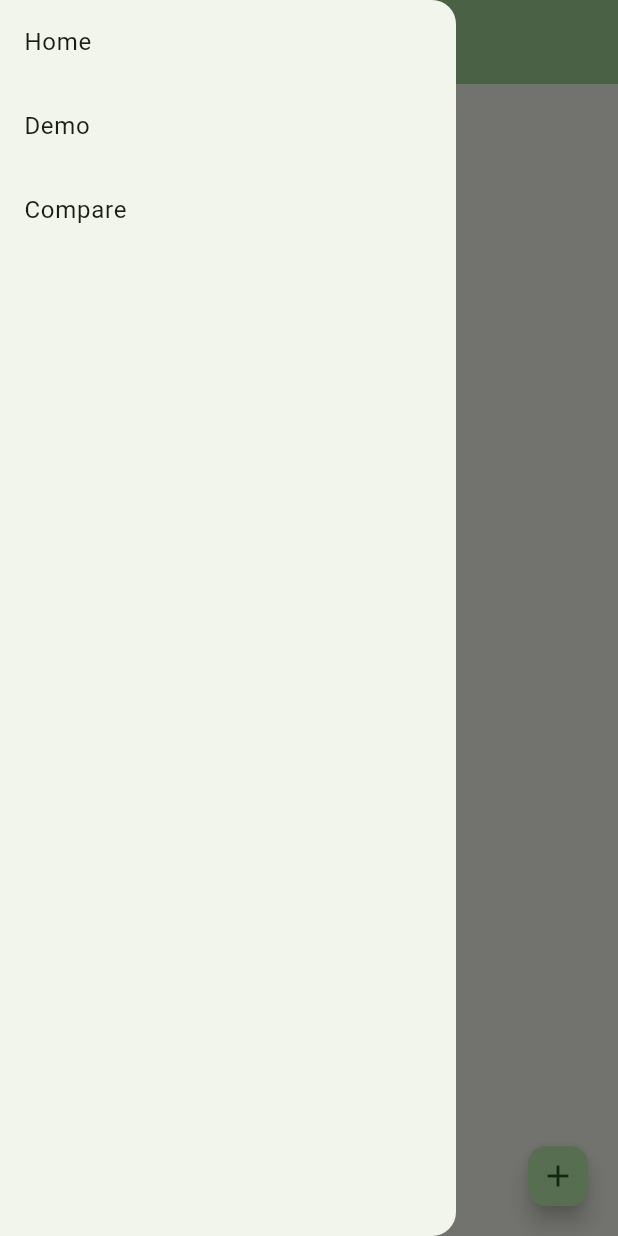
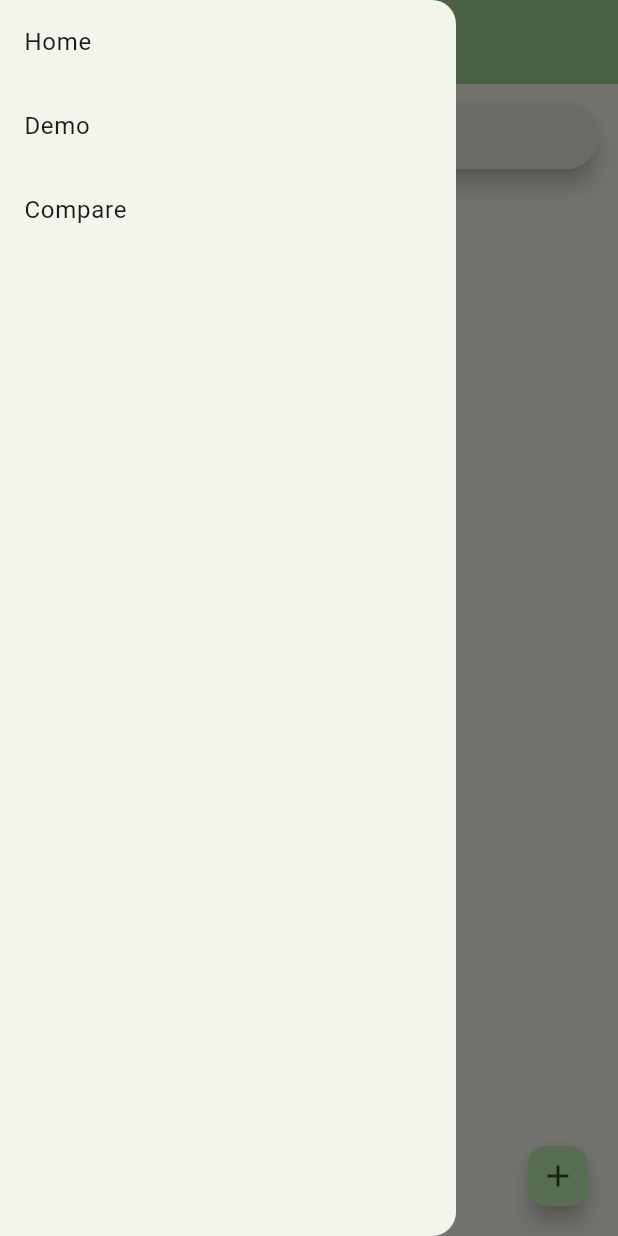
Before and after one commit to andrew-surratt/coffee-picker, a Flutter app: the Coffees widget shown alone on an empty page, opened directly, with the side drawer open, on a phone screen of 412 x 824 dp. Run offline on Flutter 3.47's test engine with Material 2 defaults, Android fonts, the phone set to English and light mode, and no system bars; our stand-ins replace cloud_firestore, firebase_auth, firebase_core, fl_chart, flutter_riverpod; missing offline and left inert: textfield_tags; accounts and stored records are empty; generated files the repository leaves out were written again.

Commit message:
Normalize review data, filter reviews for coffee pages, find feature by coffee name

```diff
--- a/lib/components/coffees.dart
+++ b/lib/components/coffees.dart
@@ -1,30 +1,46 @@
 import 'package:coffee_picker/components/coffee.dart';
 import 'package:coffee_picker/components/coffee_input.dart';
 import 'package:coffee_picker/components/scaffold.dart';
+import 'package:coffee_picker/providers/coffeesIndex.dart';
 import 'package:coffee_picker/repositories/coffees.dart';
 import 'package:flutter/material.dart';
 import 'package:flutter_riverpod/flutter_riverpod.dart';
 
-class Coffees extends ConsumerWidget {
+class Coffees extends ConsumerStatefulWidget {
   const Coffees({super.key});
 
   @override
-  Widget build(BuildContext context, WidgetRef ref) {
-    Future<List<Coffee>> coffees = getCoffees();
+  ConsumerState<Coffees> createState() => _CoffeesState();
+}
+
+class _CoffeesState extends ConsumerState<Coffees> {
+  Future<List<Coffee>> coffees = Future.value([]);
+
+  @override
+  Widget build(BuildContext context) {
 
     return FutureBuilder(
       future: coffees,
       builder: (BuildContext context, AsyncSnapshot<List<Coffee>> snapshot) {
         return ScaffoldBuilder(
-            body: ListView.builder(
-              itemCount: snapshot.data?.length ?? 1,
-              padding: const EdgeInsets.all(10),
-              itemBuilder: (context, index) {
-                Coffee? coffee = snapshot.data?[index];
-                return coffee != null ?
-                  buildCard(context, coffee) : null;
-              },
+            body: Column(
+              mainAxisAlignment: MainAxisAlignment.start,
+              crossAxisAlignment: CrossAxisAlignment.stretch,
+              children: [
+                SizedBox(
+                  height: 60,
+                  child: Padding(
+                    padding: const EdgeInsets.all(8.0),
+                    child: buildSearchAnchor(),
+                    ),
+                ),
+                  Expanded(
+                      child: buildResults(snapshot),
+                  ),
+              ]
             ),
+
+
             floatingActionButton: FloatingActionButton.small(
                 onPressed: () => Navigator.push(
                       context,
@@ -33,6 +49,57 @@ class Coffees extends ConsumerWidget {
                 child: const Icon(Icons.add)));
       },
     );
+  }
+
+  ListView buildResults(AsyncSnapshot<List<Coffee>> snapshot) {
+    return ListView.builder(
+                itemCount: snapshot.data?.length ?? 0,
+                padding: const EdgeInsets.all(10),
+                itemBuilder: (context, index) {
+                  Coffee? coffee = snapshot.data?[index];
+                  if (coffee == null) {
+                    return null;
+                  }
+                  return SizedBox(
+                      height: 70,
+                      child: buildCard(context, coffee),
+                  );
+                },
+              );
+  }
+
+  SearchAnchor buildSearchAnchor() {
+    var coffeeIndex = ref.watch(coffeeIndexProvider);
+
+    return SearchAnchor(
+                  builder: (BuildContext context, SearchController controller) {
+                    return SearchBar(
+                      controller: controller,
+                      padding: const MaterialStatePropertyAll<EdgeInsets>(
+                          EdgeInsets.symmetric(horizontal: 16.0)),
+                      onTap: () {
+                        controller.openView();
+                      },
+                      onChanged: (_) {
+                        controller.openView();
+                      },
+                      onSubmitted: (String value) {
+                        coffees = getCoffee(value);
+                      },
+                      leading: const Icon(Icons.search),
+                    );
+                  }, suggestionsBuilder:
+                  (BuildContext context, SearchController controller) {
+                    return coffeeIndex.value?.map((e) =>
+                    ListTile(
+                      title: Text(e),
+                      onTap: () {
+                        setState(() {
+                          controller.closeView(e);
+                        });
+                      },
+                    )) ?? [];
+                  });
   }
 
   Card buildCard(
--- a/lib/components/comparison_chart.dart
+++ b/lib/components/comparison_chart.dart
@@ -15,7 +15,11 @@ class ComparisonChart extends ConsumerWidget {
   @override
   Widget build(BuildContext context, WidgetRef ref) {
     final themeData = Theme.of(context);
-    Future<List<Coffee>> coffees = getCoffees();
+    Future<List<Coffee>> coffees = getCoffees([
+      'Maxwell Medium',
+      'Starbucks (In Store)',
+      'Counter Culture Hologram',
+    ]);
 
     return FutureBuilder(
         future: coffees,
--- a/lib/components/login.dart
+++ b/lib/components/login.dart
@@ -1,4 +1,4 @@
-import 'package:coffee_picker/components/coffee_input.dart';
+import 'package:coffee_picker/components/coffees.dart';
 import 'package:coffee_picker/components/scaffold.dart';
 import 'package:firebase_auth/firebase_auth.dart';
 import 'package:flutter/foundation.dart';
@@ -113,7 +113,7 @@ class _LoginState extends ConsumerState<Login> {
     Navigator.push(
       context,
       MaterialPageRoute(
-          builder: (context) => CoffeeInput()),
+          builder: (context) => const Coffees()),
     );
   }
 
```
Also changed, not shown: lib/components/coffee.dart (+5 -3 lines), lib/components/rating_input.dart (+5 -3 lines), lib/providers/coffeesIndex.dart (added, +11 -0 lines), lib/repositories/coffees.dart (+26 -7 lines), lib/repositories/ratings.dart (+45 -28 lines).
